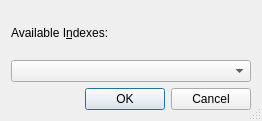
First picture: the form in src/frontends/qt/ui/IndexUi.ui, repository cburschka/lyx, before the edit.
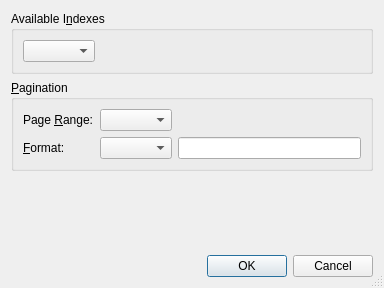
Second picture: the form after the edit.

Commit message:
Introduce InsetIndexMacros
This adds native macros for subindexes (!level), |see and |seealso
as well as native support for ranges |( |) and pagination format
-- e.g., |textbf -- via the index dialog

Resolves #12478, #7232 and #5014

The feature is complete (incl. tex2lyx) except for

* file format change and lyx2lyx
* docbook/xhtml
* documentation

Patch:
```diff
--- a/src/frontends/qt/ui/IndexUi.ui
+++ b/src/frontends/qt/ui/IndexUi.ui
@@ -6,8 +6,8 @@
    <rect>
     <x>0</x>
     <y>0</y>
-    <width>262</width>
-    <height>121</height>
+    <width>384</width>
+    <height>288</height>
    </rect>
   </property>
   <property name="windowTitle">
@@ -16,50 +16,119 @@
   <property name="sizeGripEnabled">
    <bool>true</bool>
   </property>
-  <layout class="QGridLayout" name="gridLayout">
+  <layout class="QGridLayout" name="gridLayout_3">
    <item row="0" column="0">
-    <layout class="QVBoxLayout">
-     <property name="spacing">
-      <number>6</number>
+    <widget class="QGroupBox" name="indicesGB">
+     <property name="title">
+      <string>Available I&amp;ndexes</string>
      </property>
-     <property name="leftMargin">
-      <number>0</number>
-     </property>
-     <property name="topMargin">
-      <number>0</number>
-     </property>
-     <property name="rightMargin">
-      <number>0</number>
-     </property>
-     <property name="bottomMargin">
-      <number>0</number>
-     </property>
-     <item>
-      <widget class="QLabel" name="indicesLA">
-       <property name="text">
-        <string>Available I&amp;ndexes:</string>
-       </property>
-       <property name="buddy">
-        <cstring>indicesCO</cstring>
-       </property>
-      </widget>
-     </item>
-     <item>
-      <widget class="QComboBox" name="indicesCO">
-       <property name="toolTip">
-        <string>Select the index this entry should be listed in.</string>
-       </property>
-      </widget>
-     </item>
-    </layout>
+     <layout class="QGridLayout" name="gridLayout">
+      <item row="0" column="0">
+       <widget class="QComboBox" name="indicesCO">
+        <property name="toolTip">
+         <string>Select the index this entry should be listed in.</string>
+        </property>
+       </widget>
+      </item>
+      <item row="0" column="1">
+       <spacer name="horizontalSpacer">
+        <property name="orientation">
+         <enum>Qt::Horizontal</enum>
+        </property>
+        <property name="sizeHint" stdset="0">
+         <size>
+          <width>40</width>
+          <height>20</height>
+         </size>
+        </property>
+       </spacer>
+      </item>
+     </layout>
+    </widget>
    </item>
    <item row="1" column="0">
+    <widget class="QGroupBox" name="paginationGB">
+     <property name="title">
+      <string>&amp;Pagination</string>
+     </property>
+     <layout class="QGridLayout" name="gridLayout_2">
+      <item row="0" column="0">
+       <widget class="QLabel" name="rangeLA">
+        <property name="text">
+         <string>Page &amp;Range:</string>
+        </property>
+        <property name="buddy">
+         <cstring>rangeCO</cstring>
+        </property>
+       </widget>
+      </item>
+      <item row="0" column="1">
+       <widget class="QComboBox" name="rangeCO">
+        <property name="toolTip">
+         <string>If the entry spans multiple pages, you can start or end the range here</string>
+        </property>
+       </widget>
+      </item>
+      <item row="0" column="2">
+       <spacer name="horizontalSpacer_2">
+        <property name="orientation">
+         <enum>Qt::Horizontal</enum>
+        </property>
+        <property name="sizeHint" stdset="0">
+         <size>
+          <width>112</width>
+          <height>20</height>
+         </size>
+        </property>
+       </spacer>
+      </item>
+      <item row="1" column="0">
+       <widget class="QLabel" name="pageFormatLA">
+        <property name="text">
+         <string>&amp;Format:</string>
+        </property>
+        <property name="buddy">
+         <cstring>pageFormatCO</cstring>
+        </property>
+       </widget>
+      </item>
+      <item row="1" column="1">
+       <widget class="QComboBox" name="pageFormatCO">
+        <property name="toolTip">
+         <string>Customize the format of the page number here. Note that the format is not used with &quot;See&quot; and &quot;See also&quot; references.</string>
+        </property>
+       </widget>
+      </item>
+      <item row="1" column="2">
+       <widget class="QLineEdit" name="pageFormatLE">
+        <property name="toolTip">
+         <string>Enter custom command here (without leading backslash).</string>
+        </property>
+       </widget>
+      </item>
+     </layout>
+    </widget>
+   </item>
+   <item row="3" column="0">
     <widget class="QDialogButtonBox" name="buttonBox">
      <property name="standardButtons">
       <set>QDialogButtonBox::Cancel|QDialogButtonBox::Ok</set>
      </property>
     </widget>
    </item>
+   <item row="2" column="0">
+    <spacer name="verticalSpacer">
+     <property name="orientation">
+      <enum>Qt::Vertical</enum>
+     </property>
+     <property name="sizeHint" stdset="0">
+      <size>
+       <width>20</width>
+       <height>40</height>
+      </size>
+     </property>
+    </spacer>
+   </item>
   </layout>
  </widget>
  <tabstops>
```
The commit also changes 20 other files.
